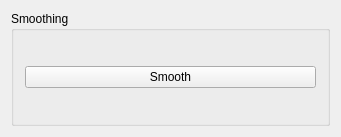
This is convexToolbar.ui in peetwriter/FlipperConvexPlugin as Qt 5 draws it before an edit. The edited form follows.
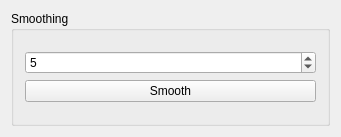
This is the edited form.

Commit message: first stem on own mesh

The edit to the form file:
```diff
--- a/convexToolbar.ui
+++ b/convexToolbar.ui
@@ -35,6 +35,13 @@
           </property>
          </widget>
         </item>
+        <item row="0" column="0">
+         <widget class="QSpinBox" name="iterationSpinBox">
+          <property name="value">
+           <number>5</number>
+          </property>
+         </widget>
+        </item>
        </layout>
       </item>
      </layout>
```
The commit also changes 2 other files.
